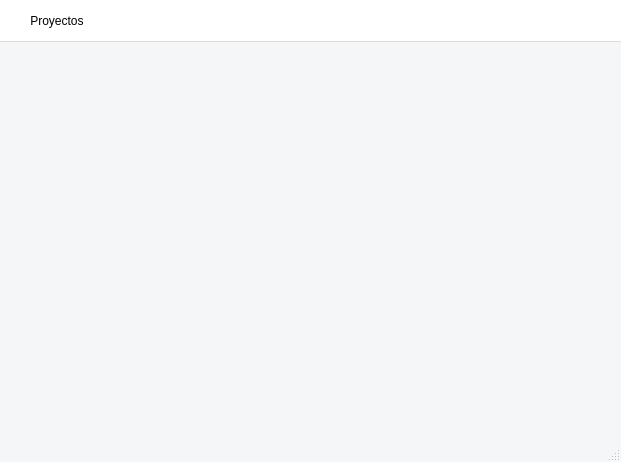
Before: the Qt Designer form gui/proyectos.ui in ibero-coder/segundo-parcial, drawn with Qt 5.
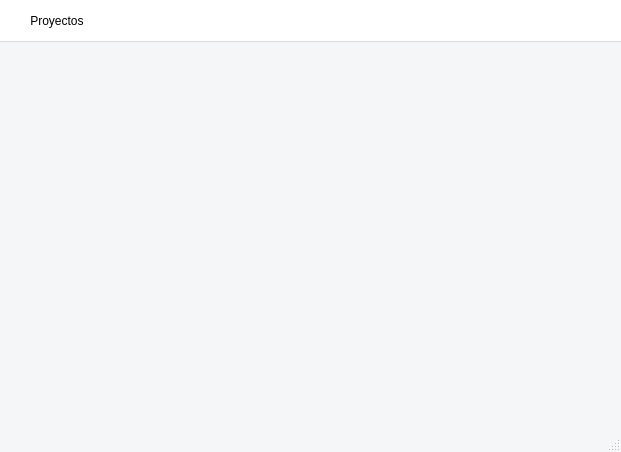
After: the same form once the commit is applied.

```diff
--- a/gui/proyectos.ui
+++ b/gui/proyectos.ui
@@ -7,7 +7,7 @@
     <x>0</x>
     <y>0</y>
     <width>621</width>
-    <height>462</height>
+    <height>452</height>
    </rect>
   </property>
   <property name="windowTitle">
```
Left out of the diff: 38 changed lines with no effect on the pictures.
